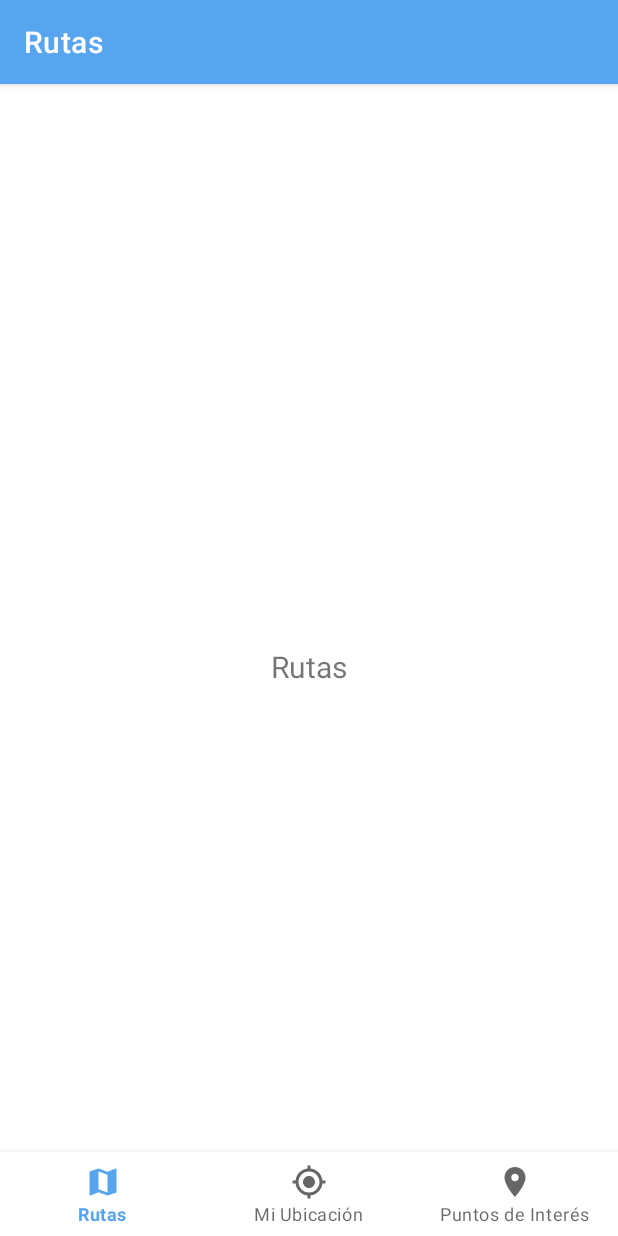
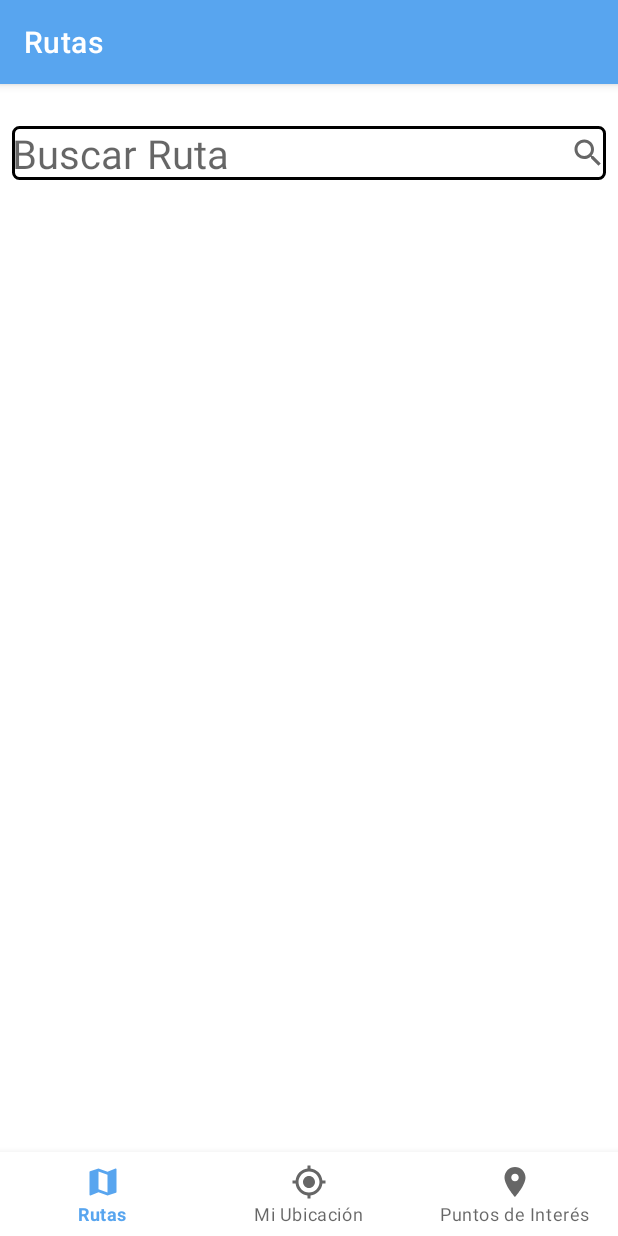
Before and after one commit to YulianaTorres/ProyectoAcaMove, an Android app: the HomeFragment screen opened through its navigation route, on a phone screen of 412 x 824 dp. Run offline under Robolectric (Android 15) with nearby library versions, the phone set to English and light mode, and no system bars; our stand-ins replace navigation-ui.

Commit message:
Ultimos cambios

```diff
--- a/app/build.gradle
+++ b/app/build.gradle
@@ -40,12 +40,12 @@ dependencies {
     implementation 'androidx.appcompat:appcompat:1.2.0'
     implementation 'com.google.android.material:material:1.3.0'
     implementation 'androidx.constraintlayout:constraintlayout:2.0.4'
-    implementation 'androidx.navigation:navigation-fragment:2.2.2'
-    implementation 'androidx.navigation:navigation-ui:2.2.2'
-    implementation 'androidx.lifecycle:lifecycle-livedata-ktx:2.2.0'
-    implementation 'androidx.lifecycle:lifecycle-viewmodel-ktx:2.2.0'
-    implementation 'androidx.navigation:navigation-fragment-ktx:2.2.2'
-    implementation 'androidx.navigation:navigation-ui-ktx:2.2.2'
+    implementation 'androidx.navigation:navigation-fragment:2.3.5'
+    implementation 'androidx.navigation:navigation-ui:2.3.5'
+    implementation 'androidx.lifecycle:lifecycle-livedata-ktx:2.3.1'
+    implementation 'androidx.lifecycle:lifecycle-viewmodel-ktx:2.3.1'
+    implementation 'androidx.navigation:navigation-fragment-ktx:2.3.5'
+    implementation 'androidx.navigation:navigation-ui-ktx:2.3.5'
     implementation 'com.google.android.gms:play-services-maps:17.0.0'
     testImplementation 'junit:junit:4.+'
     androidTestImplementation 'androidx.test.ext:junit:1.1.2'
--- a/app/src/main/java/com/example/acamove/MainActivity.kt
+++ b/app/src/main/java/com/example/acamove/MainActivity.kt
@@ -11,17 +11,18 @@ import com.google.android.gms.maps.SupportMapFragment
 
 class MainActivity : AppCompatActivity() {
 
+
     override fun onCreate(savedInstanceState: Bundle?) {
         super.onCreate(savedInstanceState)
+
         setContentView(R.layout.activity_main)
+
         val navView: BottomNavigationView = findViewById(R.id.nav_view)
-
         val navController = findNavController(R.id.nav_host_fragment)
         // Passing each menu ID as a set of Ids because each
         // menu should be considered as top level destinations.
         val appBarConfiguration = AppBarConfiguration(setOf(R.id.menu, R.id.mapa, R.id.rutas))
         setupActionBarWithNavController(navController, appBarConfiguration)
         navView.setupWithNavController(navController)
-
     }
 }
--- a/app/src/main/java/com/example/acamove/ui/dashboard/DashboardFragment.kt
+++ b/app/src/main/java/com/example/acamove/ui/dashboard/DashboardFragment.kt
@@ -24,9 +24,7 @@ class DashboardFragment : Fragment() {
                 ViewModelProvider(this).get(DashboardViewModel::class.java)
         val root = inflater.inflate(R.layout.fragment_dashboard, container, false)
 
-        dashboardViewModel.text.observe(viewLifecycleOwner, Observer {
 
-        })
         return root
     }
 }
--- a/app/src/main/java/com/example/acamove/ui/dashboard/DashboardViewModel.kt
+++ b/app/src/main/java/com/example/acamove/ui/dashboard/DashboardViewModel.kt
@@ -6,8 +6,6 @@ import androidx.lifecycle.ViewModel
 
 class DashboardViewModel : ViewModel() {
 //Dashboard es el Mapa principal
-    private val _text = MutableLiveData<String>().apply {
-        value = ""
-    }
-    val text: LiveData<String> = _text
+
+
 }
--- a/app/src/main/java/com/example/acamove/ui/home/HomeFragment.kt
+++ b/app/src/main/java/com/example/acamove/ui/home/HomeFragment.kt
@@ -4,15 +4,17 @@ import android.os.Bundle
 import android.view.LayoutInflater
 import android.view.View
 import android.view.ViewGroup
-import android.widget.TextView
+import android.widget.ArrayAdapter
+import android.widget.ListView
 import androidx.fragment.app.Fragment
-import androidx.lifecycle.Observer
 import androidx.lifecycle.ViewModelProvider
 import com.example.acamove.R
 
 class HomeFragment : Fragment() {
 //Home es Rutas
+
     private lateinit var homeViewModel: HomeViewModel
+    var listaRutas: ArrayList<String> = ArrayList()
 
     override fun onCreateView(
             inflater: LayoutInflater,
@@ -22,10 +24,11 @@ class HomeFragment : Fragment() {
         homeViewModel =
                 ViewModelProvider(this).get(HomeViewModel::class.java)
         val root = inflater.inflate(R.layout.fragment_home, container, false)
-        val textView: TextView = root.findViewById(R.id.text_home)
-        homeViewModel.text.observe(viewLifecycleOwner, Observer {
-            textView.text = it
-        })
+val rutas = view?.findViewById<ListView>(R.id.lista_de_rutas)
+
+        listaRutas.add("Rutas de Acabus")
+//ArrayAdapter<String>
+
         return root
     }
 }
--- a/app/src/main/java/com/example/acamove/ui/home/HomeViewModel.kt
+++ b/app/src/main/java/com/example/acamove/ui/home/HomeViewModel.kt
@@ -6,8 +6,5 @@ import androidx.lifecycle.ViewModel
 
 class HomeViewModel : ViewModel() {
 //Home es Rutas
-    private val _text = MutableLiveData<String>().apply {
-        value = "Rutas"
-    }
-    val text: LiveData<String> = _text
+
 }
--- a/app/src/main/java/com/example/acamove/ui/notifications/NotificationsFragment.kt
+++ b/app/src/main/java/com/example/acamove/ui/notifications/NotificationsFragment.kt
@@ -25,6 +25,7 @@ class NotificationsFragment : Fragment() {
         val textView: TextView = root.findViewById(R.id.text_notifications)
         notificationsViewModel.text.observe(viewLifecycleOwner, Observer {
             textView.text = it
+
         })
         return root
     }
--- a/app/src/main/res/layout/fragment_home.xml
+++ b/app/src/main/res/layout/fragment_home.xml
@@ -6,17 +6,39 @@
     android:layout_height="match_parent"
     tools:context=".ui.home.HomeFragment">
 
-    <TextView
-        android:id="@+id/text_home"
+    <EditText
+        android:id="@+id/cuadro_busqueda"
+        style="@android:style/Widget.AutoCompleteTextView"
         android:layout_width="match_parent"
         android:layout_height="wrap_content"
         android:layout_marginStart="8dp"
-        android:layout_marginTop="8dp"
         android:layout_marginEnd="8dp"
-        android:textAlignment="center"
-        android:textSize="20sp"
+        android:autofillHints="a"
+        android:background="@drawable/cuadro2"
+        android:drawableEnd="@drawable/ic_search"
+        android:ems="10"
+        android:fadingEdge="horizontal|vertical"
+        android:hint="@string/bsq_ruta"
+        android:inputType="textPersonName"
+        android:textSize="12pt"
         app:layout_constraintBottom_toBottomOf="parent"
         app:layout_constraintEnd_toEndOf="parent"
+        app:layout_constraintHorizontal_bias="1.0"
         app:layout_constraintStart_toStartOf="parent"
-        app:layout_constraintTop_toTopOf="parent" />
+        app:layout_constraintTop_toTopOf="parent"
+        app:layout_constraintVertical_bias="0.038" />
+
+    <ListView
+        android:id="@+id/lista_de_rutas"
+        android:layout_width="match_parent"
+        android:layout_height="638dp"
+        android:layout_marginTop="20dp"
+        android:background="@color/white"
+        android:visibility="visible"
+        app:layout_constraintBottom_toBottomOf="parent"
+        app:layout_constraintEnd_toEndOf="parent"
+        app:layout_constraintHorizontal_bias="0.0"
+        app:layout_constraintStart_toStartOf="parent"
+        app:layout_constraintTop_toBottomOf="@+id/cuadro_busqueda" />
+
 </androidx.constraintlayout.widget.ConstraintLayout>
--- a/app/src/main/res/values/strings.xml
+++ b/app/src/main/res/values/strings.xml
@@ -5,4 +5,5 @@
     <string name="title_notifications">Puntos de Interés</string>
     <string name="cd_busqueda">¿A donde quieres ir?</string>
     <string name="ayuda_cd_busqueda">Ingrese un punto turistico o destino cercano.</string>
+    <string name="bsq_ruta">Buscar Ruta</string>
 </resources>
```
